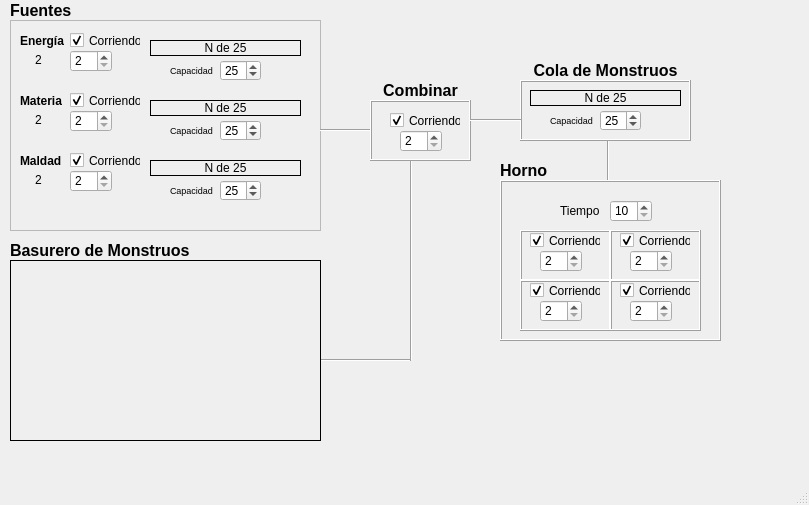
The window that EstructurasDeDatos(cpp)/MonsterFactoryProject2024130345/mainwindow.ui (Ale083/ProyectosTEC) describes before a commit, drawn with Qt 5.
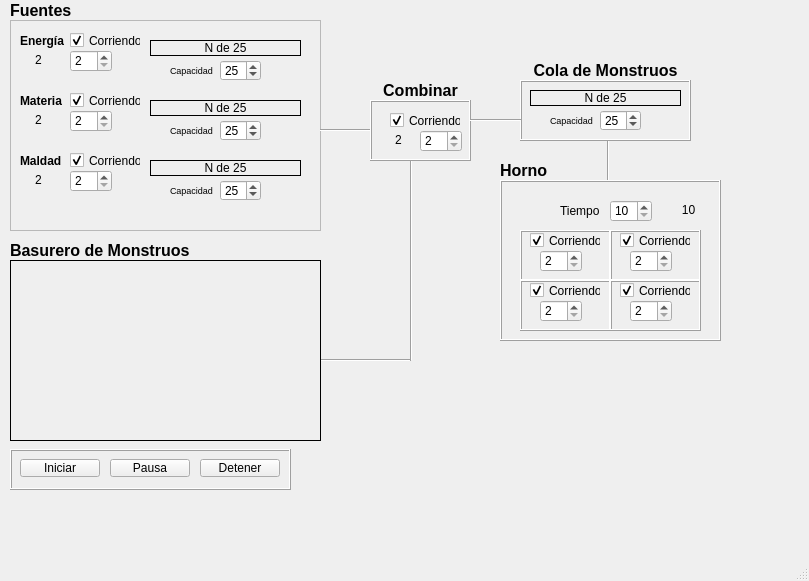
The same window after the commit.

Commit message:
Se añade frame de controles
Controles iniciar, pausa y detener

Diff of the .ui file:
```diff
--- a/EstructurasDeDatos(cpp)/MonsterFactoryProject2024130345/mainwindow.ui
+++ b/EstructurasDeDatos(cpp)/MonsterFactoryProject2024130345/mainwindow.ui
@@ -7,7 +7,7 @@
     <x>0</x>
     <y>0</y>
     <width>809</width>
-    <height>505</height>
+    <height>581</height>
    </rect>
   </property>
   <property name="windowTitle">
@@ -531,7 +531,7 @@
      </property>
      <property name="geometry">
       <rect>
-       <x>30</x>
+       <x>50</x>
        <y>30</y>
        <width>42</width>
        <height>22</height>
@@ -544,6 +544,25 @@
       <number>20</number>
      </property>
     </widget>
+    <widget class="QLabel" name="lblCountdownCombinar">
+     <property name="geometry">
+      <rect>
+       <x>10</x>
+       <y>30</y>
+       <width>37</width>
+       <height>21</height>
+      </rect>
+     </property>
+     <property name="text">
+      <string>2</string>
+     </property>
+     <property name="textFormat">
+      <enum>Qt::TextFormat::RichText</enum>
+     </property>
+     <property name="alignment">
+      <set>Qt::AlignmentFlag::AlignCenter</set>
+     </property>
+    </widget>
    </widget>
    <widget class="QLabel" name="lblCombinar">
     <property name="geometry">
@@ -1017,6 +1036,25 @@
       </property>
      </widget>
     </widget>
+    <widget class="QLabel" name="lblCountdownHorno">
+     <property name="geometry">
+      <rect>
+       <x>170</x>
+       <y>20</y>
+       <width>37</width>
+       <height>21</height>
+      </rect>
+     </property>
+     <property name="text">
+      <string>10</string>
+     </property>
+     <property name="textFormat">
+      <enum>Qt::TextFormat::RichText</enum>
+     </property>
+     <property name="alignment">
+      <set>Qt::AlignmentFlag::AlignCenter</set>
+     </property>
+    </widget>
    </widget>
    <widget class="QLabel" name="lblHorno">
     <property name="geometry">
@@ -1040,6 +1078,61 @@
      <set>Qt::AlignmentFlag::AlignLeading|Qt::AlignmentFlag::AlignLeft|Qt::AlignmentFlag::AlignVCenter</set>
     </property>
    </widget>
+   <widget class="QFrame" name="frmControles">
+    <property name="geometry">
+     <rect>
+      <x>10</x>
+      <y>449</y>
+      <width>281</width>
+      <height>41</height>
+     </rect>
+    </property>
+    <property name="frameShape">
+     <enum>QFrame::Shape::Box</enum>
+    </property>
+    <property name="frameShadow">
+     <enum>QFrame::Shadow::Raised</enum>
+    </property>
+    <widget class="QPushButton" name="btnPausa">
+     <property name="geometry">
+      <rect>
+       <x>100</x>
+       <y>10</y>
+       <width>80</width>
+       <height>18</height>
+      </rect>
+     </property>
+     <property name="text">
+      <string>Pausa</string>
+     </property>
+    </widget>
+    <widget class="QPushButton" name="btnDetener">
+     <property name="geometry">
+      <rect>
+       <x>190</x>
+       <y>10</y>
+       <width>80</width>
+       <height>18</height>
+      </rect>
+     </property>
+     <property name="text">
+      <string>Detener</string>
+     </property>
+    </widget>
+    <widget class="QPushButton" name="btnIniciar">
+     <property name="geometry">
+      <rect>
+       <x>10</x>
+       <y>10</y>
+       <width>80</width>
+       <height>18</height>
+      </rect>
+     </property>
+     <property name="text">
+      <string>Iniciar</string>
+     </property>
+    </widget>
+   </widget>
   </widget>
   <widget class="QMenuBar" name="menubar">
    <property name="geometry">
```
